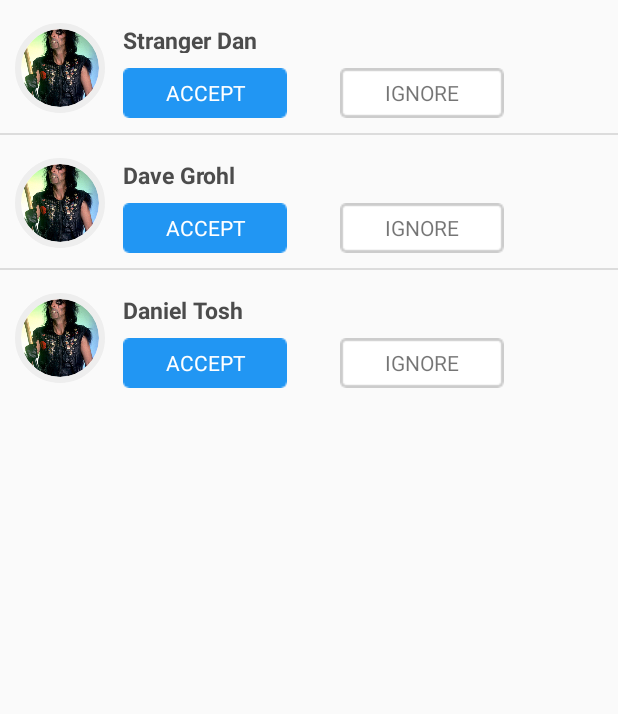
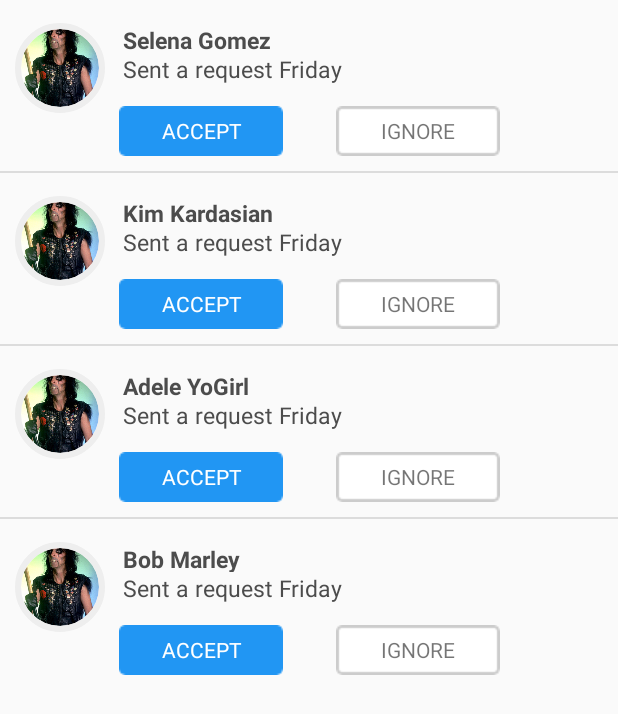
Before and after one commit to DonaldBough/WYA, an Android app: the fragment NotificationsFragment shown on its own in the app's theme, on a phone screen of 412 x 824 dp. Shown: the top 714 px of the screen. Run offline under Robolectric (Android 15) with nearby library versions, the phone set to English and light mode, and no system bars; libraries missing offline, so code that uses them is left out: com.mikhaellopez.circularimageview; plain views replace CircularImageView; 2 statements that could not run were skipped.

Commit message:
Made fake data look better. Cleaned up extra lines from previous fake data

```diff
--- a/app/src/main/java/edu/purdue/dbough/wya/NotificationsFragment.java
+++ b/app/src/main/java/edu/purdue/dbough/wya/NotificationsFragment.java
@@ -29,9 +29,10 @@
         //Fake data for temp list. Use firebase here
         String date = "Friday";
         notificationList = new ArrayList<>();
-        notificationList.add(new GpsRequest("5:35 PM through 8:35 PM","Stranger Dan", R.drawable.alicecooper_avatar,date));
-        notificationList.add(new GpsRequest("5:35 PM through 8:35 PM","Dave Grohl", R.drawable.alicecooper_avatar,date));
-        notificationList.add(new GpsRequest("5:35 PM through 8:35 PM","Daniel Tosh", R.drawable.alicecooper_avatar,date));
+        notificationList.add(new GpsRequest("5:35 PM through 8:35 PM","Selena Gomez", R.drawable.user1, date));
+        notificationList.add(new GpsRequest("4:35 PM through 10:35 PM","Kim Kardasian", R.drawable.user2, date));
+        notificationList.add(new GpsRequest("3:35 PM through 11:35 PM","Adele YoGirl", R.drawable.user9, date));
+        notificationList.add(new GpsRequest("6:35 PM through 8:35 PM","Bob Marley", R.drawable.user8, date));
 
         adapter = new EventAdapter(getActivity(),R.layout.notification_row_layout, notificationList);
         setListAdapter(adapter);
@@ -64,7 +65,7 @@
             LayoutInflater inflater = (LayoutInflater)getContext().getSystemService(Context.LAYOUT_INFLATER_SERVICE);
             View rowView;   //rowView represents one row in our ListView
             GpsRequest gpsRequest = values.get(position);
-            //Inflating views can be slow, so android lets us recycle old views
+
             if(convertView == null)
                 rowView = inflater.inflate(R.layout.notification_row_layout,parent,false);
             else
@@ -74,6 +75,10 @@
             //This is why we can't just use ArrayAdapter
             TextView requestSender = (TextView)rowView.findViewById(R.id.requestSender);
             requestSender.setText(gpsRequest.getRequestSender());
+
+            TextView date = (TextView)rowView.findViewById(R.id.dateTextView);
+            date.setText("Sent a request " + gpsRequest.getDayRequested());
+
             CircularImageView requesterPicture = (CircularImageView) rowView.findViewById(R.id.circularImageView);
             Glide.with(getContext()).load(gpsRequest.getRequesterPicture()).into(requesterPicture);
 
--- a/app/src/main/res/layout/notification_row_layout.xml
+++ b/app/src/main/res/layout/notification_row_layout.xml
@@ -29,6 +29,17 @@
             android:layout_toEndOf="@+id/circularImageView"
             android:paddingStart="12dp"/>
 
+    <TextView
+            android:id="@+id/dateTextView"
+            android:layout_width="wrap_content"
+            android:layout_height="25dp"
+            android:textColor="@color/album_title"
+            android:text="sent a request"
+            android:textSize="15dp"
+            android:layout_below="@id/requestSender"
+            android:layout_toEndOf="@+id/circularImageView"
+            android:paddingStart="12dp"/>
+
     <ImageButton
             android:id="@+id/accept_button"
             android:onClick="onClickAccept"
@@ -39,8 +50,8 @@
             android:layout_marginTop="10dp"
             android:paddingBottom="10dp"
             android:layout_toEndOf="@id/circularImageView"
-            android:layout_below="@+id/requestSender"
-            android:layout_marginLeft="12dp"/>
+            android:layout_below="@+id/dateTextView"
+            android:layout_marginLeft="9dp"/>
     <ImageButton
             android:id="@+id/ignore_button"
             android:onClick="onClickDecline"
@@ -51,7 +62,7 @@
             app:srcCompat="@drawable/button_ignore"
             android:background="@android:color/transparent"
             android:layout_toEndOf="@id/accept_button"
-            android:layout_below="@+id/requestSender"
+            android:layout_below="@+id/dateTextView"
             android:paddingLeft="35dp"
             android:paddingRight="35dp" />
 
```
Also changed, not shown: app/src/main/java/edu/purdue/dbough/wya/HomeFragment.java (+2 -29 lines), app/src/main/java/edu/purdue/dbough/wya/RequestsFragment.java (+14 -9 lines), app/src/main/java/edu/purdue/dbough/wya/User.java (+0 -14 lines).
